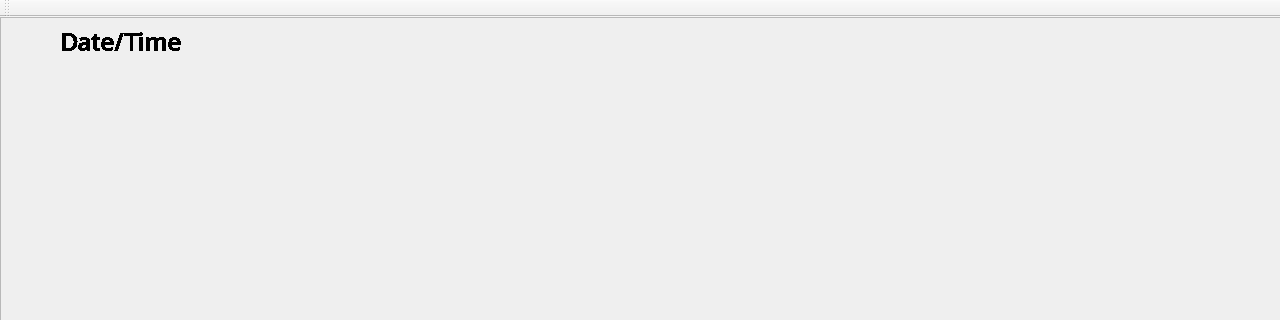
Qt form mainwindow.ui (tomyqg/topaz-m) before a commit; both pictures show x 0 to 1280 and y 0 to 320 of the 1280 by 800 pixel window.
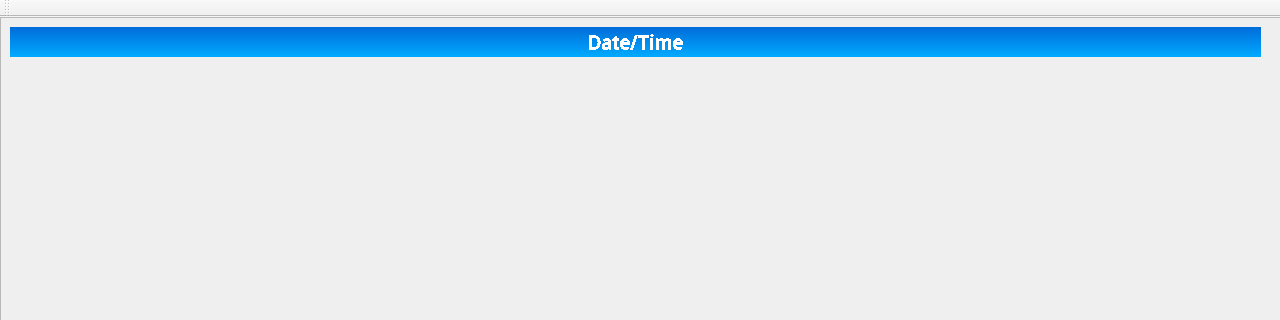
The same form after that commit. Icons and pictures are not drawn. Custom widgets are drawn as their Qt base class.

Commit message: сделал время как у эндресса

```diff
--- a/mainwindow.ui
+++ b/mainwindow.ui
@@ -59,23 +59,34 @@
     <widget class="QLabel" name="time_label">
      <property name="geometry">
       <rect>
-       <x>50</x>
+       <x>0</x>
        <y>0</y>
-       <width>611</width>
+       <width>1251</width>
        <height>30</height>
       </rect>
      </property>
      <property name="font">
       <font>
        <family>Open Sans Semibold</family>
-       <pointsize>18</pointsize>
+       <pointsize>14</pointsize>
        <weight>75</weight>
        <bold>true</bold>
       </font>
      </property>
+     <property name="styleSheet">
+      <string notr="true">background-color: rgb(0, 108, 217);
+background-color: qlineargradient(spread:pad, x1:0, y1:0, x2:0, y2:1, stop:0 rgba(0, 108, 217, 255), stop:1 rgba(0, 170, 255, 255));
+color : white;</string>
+     </property>
      <property name="text">
       <string>Date/Time</string>
      </property>
+     <property name="scaledContents">
+      <bool>false</bool>
+     </property>
+     <property name="alignment">
+      <set>Qt::AlignCenter</set>
+     </property>
     </widget>
    </widget>
    <widget class="QPushButton" name="pushButton_2">
```
The commit also changes 2 other files.
